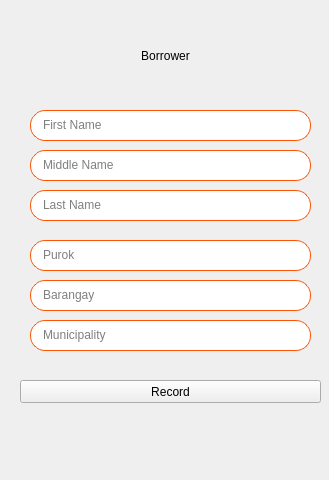
Old version of the form UI File/edit_creditor.ui in the repository edenroseFR/Personalized-Lending-System.
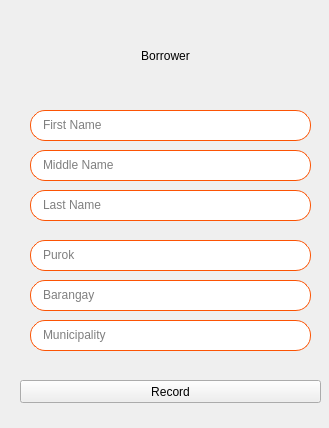
New version of the form. Icons and pictures are not drawn.

Diff of the .ui file:
```diff
--- a/UI File/edit_creditor.ui
+++ b/UI File/edit_creditor.ui
@@ -7,7 +7,7 @@
     <x>0</x>
     <y>0</y>
     <width>329</width>
-    <height>480</height>
+    <height>428</height>
    </rect>
   </property>
   <property name="windowTitle">
```
Left out of the diff: 4 changed lines with no effect on the pictures.
